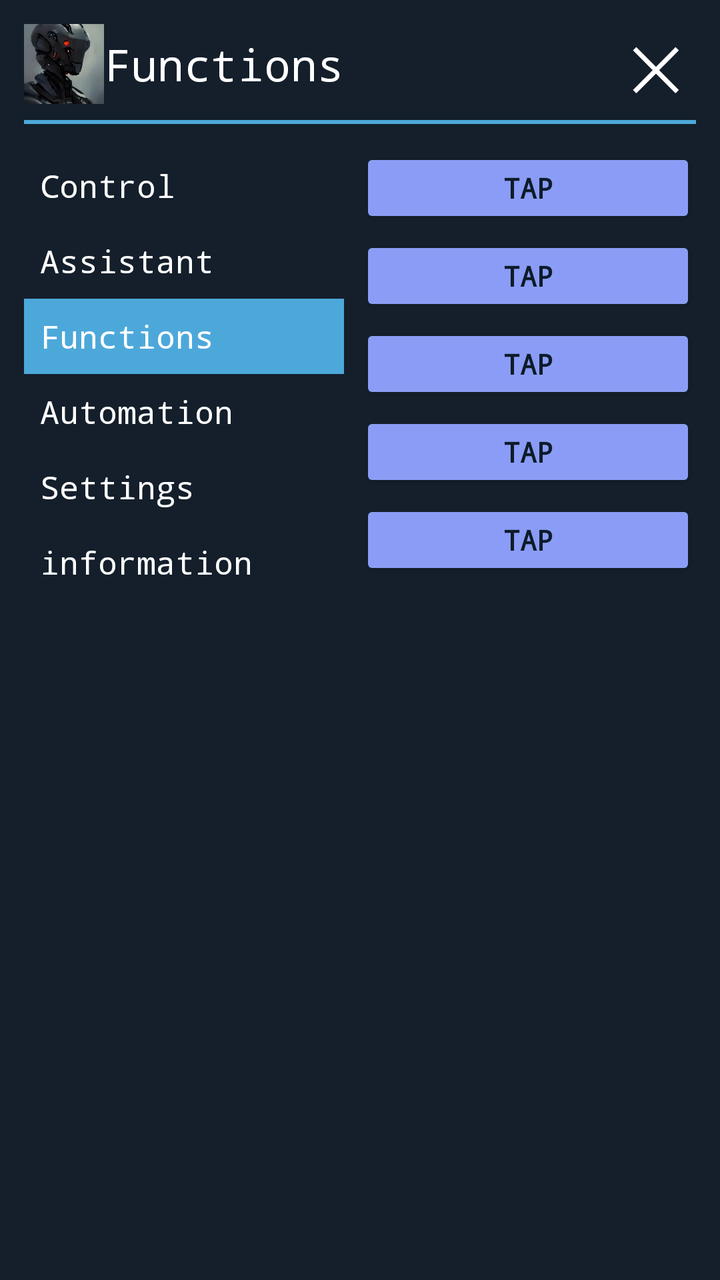
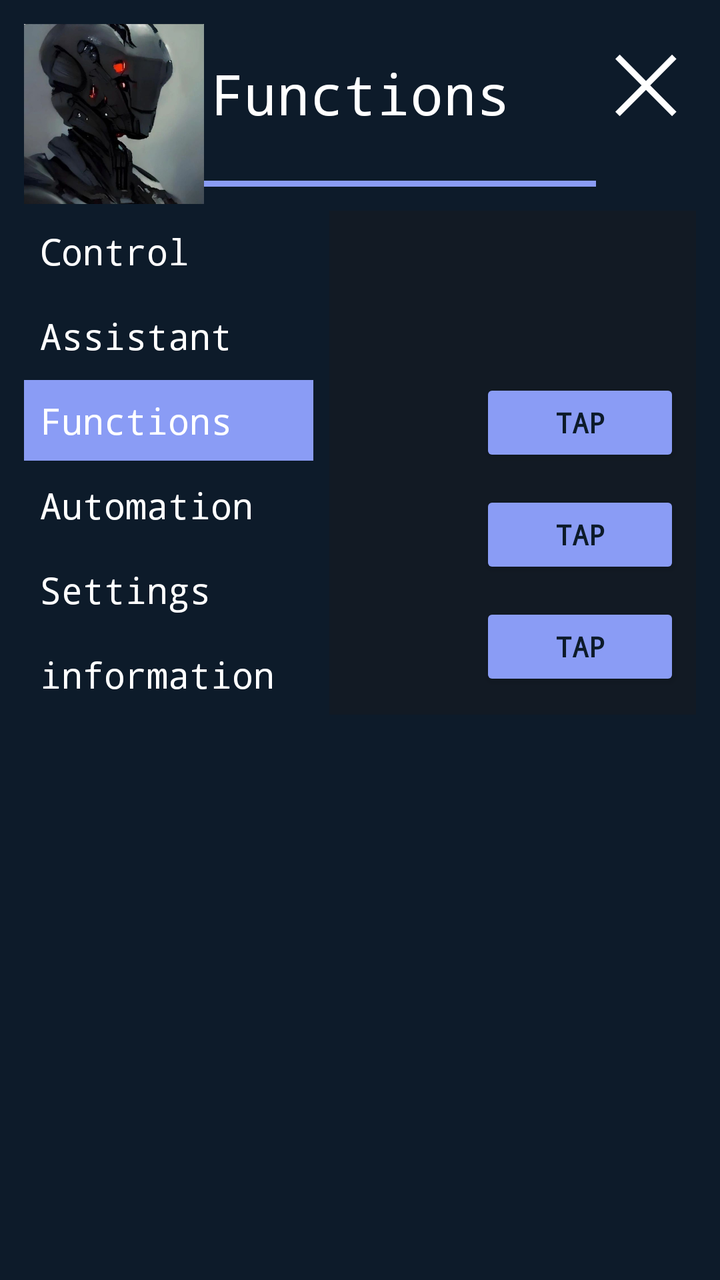

An Android layout rendered at two revisions. The XML below is the earlier revision; the diff shows what the commit changed to produce the second picture.
<!-- AndroidManifest.xml: application theme Theme.Floater -->
<!-- res/layout/floating_menu.xml -->
<?xml version="1.0" encoding="utf-8"?>
<LinearLayout xmlns:android="http://schemas.android.com/apk/res/android"
    android:layout_width="320dp"
    android:layout_height="wrap_content"
    android:orientation="vertical"
    android:background="#CC0D1B2A"
    android:padding="12dp">

    
    <RelativeLayout
        android:layout_width="match_parent"
        android:layout_height="wrap_content"
        android:layout_marginBottom="8dp">

        <TextView
            android:id="@+id/menuTitle"
            android:layout_width="wrap_content"
            android:layout_height="wrap_content"
            android:text="Functions"
            android:textColor="#FFFFFF"
            android:textSize="22sp"
            android:fontFamily="monospace"
            android:layout_centerVertical="true"
            android:layout_toEndOf="@id/robotImage" />

        <ImageView
            android:id="@+id/robotImage"
            android:layout_width="40dp"
            android:layout_height="40dp"
            android:src="@drawable/robot_img"
            android:layout_alignParentStart="true" />

        <TextView
            android:id="@+id/closeBtn"
            android:layout_width="40dp"
            android:layout_height="40dp"
            android:text="✕"
            android:textColor="#FFFFFF"
            android:textSize="30sp"
            android:gravity="center"
            android:layout_alignParentEnd="true" />
    </RelativeLayout>

    <View
        android:layout_width="match_parent"
        android:layout_height="2dp"
        android:background="#4DA8DA"
        android:layout_marginBottom="12dp" />

    
    <LinearLayout
        android:layout_width="match_parent"
        android:layout_height="wrap_content"
        android:orientation="horizontal">

        
        <LinearLayout
            android:layout_width="0dp"
            android:layout_weight="1"
            android:layout_height="wrap_content"
            android:orientation="vertical"
            android:paddingEnd="8dp">

            <TextView android:id="@+id/catControl" android:layout_width="match_parent" android:layout_height="wrap_content" android:text="Control" android:textColor="#FFFFFF" android:fontFamily="monospace" android:textSize="16sp" android:padding="8dp" />
            <TextView android:id="@+id/catAssistant" android:layout_width="match_parent" android:layout_height="wrap_content" android:text="Assistant" android:textColor="#FFFFFF" android:fontFamily="monospace" android:textSize="16sp" android:padding="8dp" />
            
            
            <TextView android:id="@+id/catFunctions" android:layout_width="match_parent" android:layout_height="wrap_content" android:text="Functions" android:textColor="#FFFFFF" android:fontFamily="monospace" android:textSize="16sp" android:padding="8dp" android:background="#4DA8DA" />
            
            <TextView android:id="@+id/catAutomation" android:layout_width="match_parent" android:layout_height="wrap_content" android:text="Automation" android:textColor="#FFFFFF" android:fontFamily="monospace" android:textSize="16sp" android:padding="8dp" />
            <TextView android:id="@+id/catSettings" android:layout_width="match_parent" android:layout_height="wrap_content" android:text="Settings" android:textColor="#FFFFFF" android:fontFamily="monospace" android:textSize="16sp" android:padding="8dp" />
            <TextView android:id="@+id/catInfo" android:layout_width="match_parent" android:layout_height="wrap_content" android:text="information" android:textColor="#FFFFFF" android:fontFamily="monospace" android:textSize="16sp" android:padding="8dp" />
        </LinearLayout>

        
        <LinearLayout
            android:layout_width="0dp"
            android:layout_weight="1"
            android:layout_height="wrap_content"
            android:orientation="vertical"
            android:gravity="center_horizontal">

            <Button android:layout_width="match_parent" android:layout_height="40dp" android:text="Tap" android:textColor="#0D1B2A" android:fontFamily="monospace" android:textStyle="bold" android:backgroundTint="#8A9CF5" android:layout_marginBottom="4dp"/>
            <Button android:layout_width="match_parent" android:layout_height="40dp" android:text="Tap" android:textColor="#0D1B2A" android:fontFamily="monospace" android:textStyle="bold" android:backgroundTint="#8A9CF5" android:layout_marginBottom="4dp"/>
            <Button android:layout_width="match_parent" android:layout_height="40dp" android:text="Tap" android:textColor="#0D1B2A" android:fontFamily="monospace" android:textStyle="bold" android:backgroundTint="#8A9CF5" android:layout_marginBottom="4dp"/>
            <Button android:layout_width="match_parent" android:layout_height="40dp" android:text="Tap" android:textColor="#0D1B2A" android:fontFamily="monospace" android:textStyle="bold" android:backgroundTint="#8A9CF5" android:layout_marginBottom="4dp"/>
            <Button android:layout_width="match_parent" android:layout_height="40dp" android:text="Tap" android:textColor="#0D1B2A" android:fontFamily="monospace" android:textStyle="bold" android:backgroundTint="#8A9CF5" android:layout_marginBottom="4dp"/>
        </LinearLayout>
    </LinearLayout>
</LinearLayout>
<!-- resources referenced by this layout -->
<resources>
  <!-- drawable robot_img: png bitmap (drawable, 30413 bytes) -->
  <style name="Theme.Floater" parent="Theme.AppCompat.NoActionBar">
          <item name="android:statusBarColor">#000000</item>
      </style>
</resources>

<!-- the commit's change to res/layout/floating_menu.xml (unified diff, before → after) -->
@@ -1,51 +1,60 @@
 <?xml version="1.0" encoding="utf-8"?>
 <LinearLayout xmlns:android="http://schemas.android.com/apk/res/android"
-    android:layout_width="320dp"
+    android:layout_width="340dp"
     android:layout_height="wrap_content"
     android:orientation="vertical"
-    android:background="#CC0D1B2A"
+    android:background="#0D1B2A"
     android:padding="12dp">
 
     
     <RelativeLayout
+        android:id="@+id/topBar"
         android:layout_width="match_parent"
         android:layout_height="wrap_content"
         android:layout_marginBottom="8dp">
 
+        
+        <ImageView
+            android:id="@+id/robotImage"
+            android:layout_width="90dp"
+            android:layout_height="90dp"
+            android:src="@drawable/robot_img"
+            android:scaleType="centerCrop"
+            android:layout_alignParentStart="true" />
+
+        
         <TextView
             android:id="@+id/menuTitle"
             android:layout_width="wrap_content"
             android:layout_height="wrap_content"
             android:text="Functions"
             android:textColor="#FFFFFF"
-            android:textSize="22sp"
+            android:textSize="28sp"
             android:fontFamily="monospace"
-            android:layout_centerVertical="true"
-            android:layout_toEndOf="@id/robotImage" />
+            android:layout_centerHorizontal="true"
+            android:layout_marginTop="16dp"/>
 
-        <ImageView
-            android:id="@+id/robotImage"
-            android:layout_width="40dp"
-            android:layout_height="40dp"
-            android:src="@drawable/robot_img"
-            android:layout_alignParentStart="true" />
-
+        
         <TextView
             android:id="@+id/closeBtn"
-            android:layout_width="40dp"
-            android:layout_height="40dp"
+            android:layout_width="50dp"
+            android:layout_height="50dp"
             android:text="✕"
             android:textColor="#FFFFFF"
-            android:textSize="30sp"
+            android:textSize="40sp"
             android:gravity="center"
             android:layout_alignParentEnd="true" />
     </RelativeLayout>
 
+    
     <View
         android:layout_width="match_parent"
-        android:layout_height="2dp"
-        android:background="#4DA8DA"
-        android:layout_marginBottom="12dp" />
+        android:layout_height="3dp"
+        android:background="#8A9CF5"
+        android:layout_marginBottom="12dp"
+        android:layout_marginTop="-20dp"
+        android:layout_marginStart="90dp"
+        android:layout_marginEnd="50dp" />
 
     
     <LinearLayout
@@ -61,30 +70,48 @@
             android:orientation="vertical"
             android:paddingEnd="8dp">
 
-            <TextView android:id="@+id/catControl" android:layout_width="match_parent" android:layout_height="wrap_content" android:text="Control" android:textColor="#FFFFFF" android:fontFamily="monospace" android:textSize="16sp" android:padding="8dp" />
-            <TextView android:id="@+id/catAssistant" android:layout_width="match_parent" android:layout_height="wrap_content" android:text="Assistant" android:textColor="#FFFFFF" android:fontFamily="monospace" android:textSize="16sp" android:padding="8dp" />
-            
-            
-            <TextView android:id="@+id/catFunctions" android:layout_width="match_parent" android:layout_height="wrap_content" android:text="Functions" android:textColor="#FFFFFF" android:fontFamily="monospace" android:textSize="16sp" android:padding="8dp" android:background="#4DA8DA" />
-            
-            <TextView android:id="@+id/catAutomation" android:layout_width="match_parent" android:layout_height="wrap_content" android:text="Automation" android:textColor="#FFFFFF" android:fontFamily="monospace" android:textSize="16sp" android:padding="8dp" />
-            <TextView android:id="@+id/catSettings" android:layout_width="match_parent" android:layout_height="wrap_content" android:text="Settings" android:textColor="#FFFFFF" android:fontFamily="monospace" android:textSize="16sp" android:padding="8dp" />
-            <TextView android:id="@+id/catInfo" android:layout_width="match_parent" android:layout_height="wrap_content" android:text="information" android:textColor="#FFFFFF" android:fontFamily="monospace" android:textSize="16sp" android:padding="8dp" />
+            <TextView android:id="@+id/catControl" android:layout_width="match_parent" android:layout_height="wrap_content" android:text="Control" android:textColor="#FFFFFF" android:fontFamily="monospace" android:textSize="18sp" android:padding="8dp" android:layout_marginBottom="2dp"/>
+            <TextView android:id="@+id/catAssistant" android:layout_width="match_parent" android:layout_height="wrap_content" android:text="Assistant" android:textColor="#FFFFFF" android:fontFamily="monospace" android:textSize="18sp" android:padding="8dp" android:layout_marginBottom="2dp"/>
+            <TextView android:id="@+id/catFunctions" android:layout_width="match_parent" android:layout_height="wrap_content" android:text="Functions" android:textColor="#FFFFFF" android:fontFamily="monospace" android:textSize="18sp" android:padding="8dp" android:background="#8A9CF5" android:layout_marginBottom="2dp"/>
+            <TextView android:id="@+id/catAutomation" android:layout_width="match_parent" android:layout_height="wrap_content" android:text="Automation" android:textColor="#FFFFFF" android:fontFamily="monospace" android:textSize="18sp" android:padding="8dp" android:layout_marginBottom="2dp"/>
+            <TextView android:id="@+id/catSettings" android:layout_width="match_parent" android:layout_height="wrap_content" android:text="Settings" android:textColor="#FFFFFF" android:fontFamily="monospace" android:textSize="18sp" android:padding="8dp" android:layout_marginBottom="2dp"/>
+            <TextView android:id="@+id/catInfo" android:layout_width="match_parent" android:layout_height="wrap_content" android:text="information" android:textColor="#FFFFFF" android:fontFamily="monospace" android:textSize="18sp" android:padding="8dp" />
         </LinearLayout>
 
         
         <LinearLayout
             android:layout_width="0dp"
-            android:layout_weight="1"
-            android:layout_height="wrap_content"
+            android:layout_weight="1.2"
+            android:layout_height="match_parent"
             android:orientation="vertical"
-            android:gravity="center_horizontal">
+            android:background="#121A24"
+            android:padding="8dp"
+            android:gravity="end">
 
-            <Button android:layout_width="match_parent" android:layout_height="40dp" android:text="Tap" android:textColor="#0D1B2A" android:fontFamily="monospace" android:textStyle="bold" android:backgroundTint="#8A9CF5" android:layout_marginBottom="4dp"/>
-            <Button android:layout_width="match_parent" android:layout_height="40dp" android:text="Tap" android:textColor="#0D1B2A" android:fontFamily="monospace" android:textStyle="bold" android:backgroundTint="#8A9CF5" android:layout_marginBottom="4dp"/>
-            <Button android:layout_width="match_parent" android:layout_height="40dp" android:text="Tap" android:textColor="#0D1B2A" android:fontFamily="monospace" android:textStyle="bold" android:backgroundTint="#8A9CF5" android:layout_marginBottom="4dp"/>
-            <Button android:layout_width="match_parent" android:layout_height="40dp" android:text="Tap" android:textColor="#0D1B2A" android:fontFamily="monospace" android:textStyle="bold" android:backgroundTint="#8A9CF5" android:layout_marginBottom="4dp"/>
-            <Button android:layout_width="match_parent" android:layout_height="40dp" android:text="Tap" android:textColor="#0D1B2A" android:fontFamily="monospace" android:textStyle="bold" android:backgroundTint="#8A9CF5" android:layout_marginBottom="4dp"/>
+            
+            <TextView
+                android:id="@+id/funcName"
+                android:layout_width="match_parent"
+                android:layout_height="60dp"
+                android:text=""
+                android:textColor="#FFFFFF"
+                android:textSize="20sp"
+                android:fontFamily="monospace"
+                android:gravity="center"
+                android:layout_marginBottom="16dp"/>
+
+            
+            <LinearLayout
+                android:layout_width="wrap_content"
+                android:layout_height="wrap_content"
+                android:orientation="vertical">
+
+                <Button android:id="@+id/btnTap1" android:layout_width="100dp" android:layout_height="44dp" android:text="Tap" android:textColor="#0D1B2A" android:fontFamily="monospace" android:textStyle="bold" android:backgroundTint="#8A9CF5" android:layout_marginBottom="12dp"/>
+                <Button android:id="@+id/btnTap2" android:layout_width="100dp" android:layout_height="44dp" android:text="Tap" android:textColor="#0D1B2A" android:fontFamily="monospace" android:textStyle="bold" android:backgroundTint="#8A9CF5" android:layout_marginBottom="12dp"/>
+                <Button android:id="@+id/btnTap3" android:layout_width="100dp" android:layout_height="44dp" android:text="Tap" android:textColor="#0D1B2A" android:fontFamily="monospace" android:textStyle="bold" android:backgroundTint="#8A9CF5" android:layout_marginBottom="12dp"/>
+                <Button android:id="@+id/btnTap4" android:layout_width="100dp" android:layout_height="44dp" android:text="Tap" android:textColor="#0D1B2A" android:fontFamily="monospace" android:textStyle="bold" android:backgroundTint="#8A9CF5" android:layout_marginBottom="12dp"/>
+                <Button android:id="@+id/btnTap5" android:layout_width="100dp" android:layout_height="44dp" android:text="Tap" android:textColor="#0D1B2A" android:fontFamily="monospace" android:textStyle="bold" android:backgroundTint="#8A9CF5" />
+            </LinearLayout>
         </LinearLayout>
     </LinearLayout>
 </LinearLayout>
